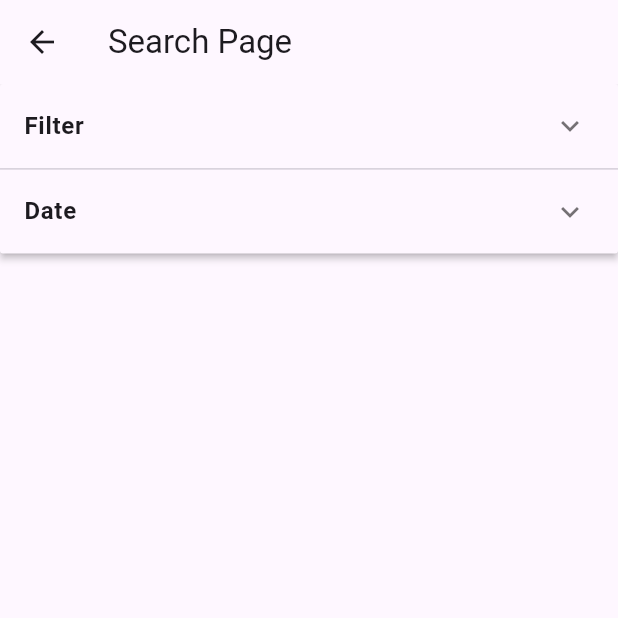
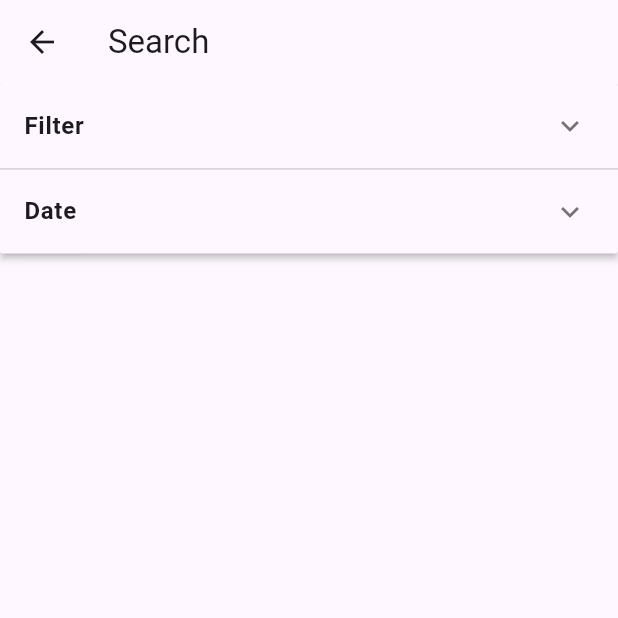
Before and after one commit to hyukjin0419/Flutter_front_page_exercise_hotel_booking_app, a Flutter app: the SearchPage screen opened by its route, on a phone screen of 412 x 824 dp, the top half of it. Run offline on Flutter 3.47's test engine with Material 3 defaults, Android fonts, the phone set to English and light mode, and no system bars; our stand-ins replace animated_text_kit.

Commit message:
ready to make date picker

```diff
--- a/mdc_100_series/lib/search.dart
+++ b/mdc_100_series/lib/search.dart
@@ -19,7 +19,7 @@ class _SearchPageState extends State<SearchPage> {
   Widget build(BuildContext context) {
     return Scaffold(
         appBar: AppBar(
-          title: Text('Search Page'),
+          title: Text('Search'),
         ),
         body: SingleChildScrollView(
           child: Container(
@@ -107,7 +107,10 @@ class _SearchPageState extends State<SearchPage> {
           },
           body: Container(
             padding: EdgeInsets.fromLTRB(10, 0, 10, 10),
-            child: Text("여기다가 달력 넣을 꺼엠"),
+            child: OutlinedButton(
+              onPressed: () => {},
+              child: const Text("select date"),
+            ),
           ),
           isExpanded: list[1].isExpanded,
         ),
@@ -129,15 +132,6 @@ class Item {
   bool isExpanded;
 }
 
-List<Item> generateItems(int numberOfItems) {
-  return List<Item>.generate(numberOfItems, (int index) {
-    return Item(
-      header: 'Panel $index',
-      body: 'This is item number $index',
-    );
-  });
-}
-
 List<Item> list = [
   Item(
     header: "Filter",
```
